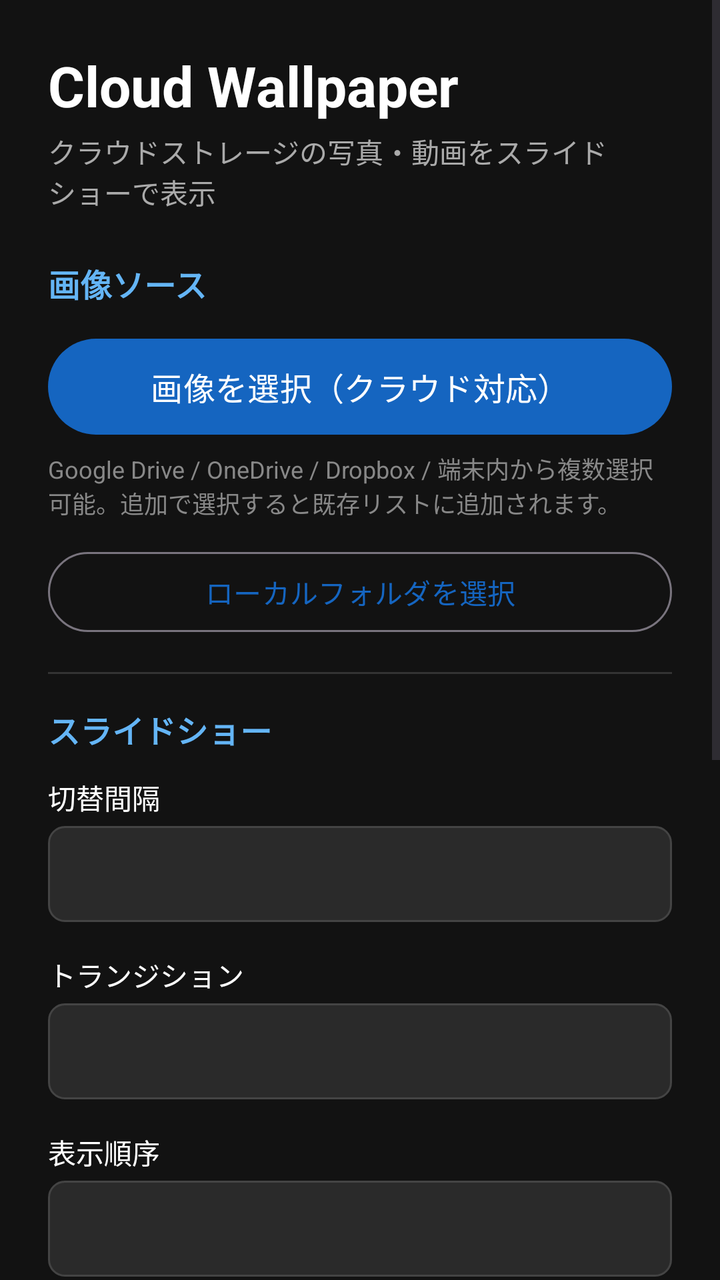
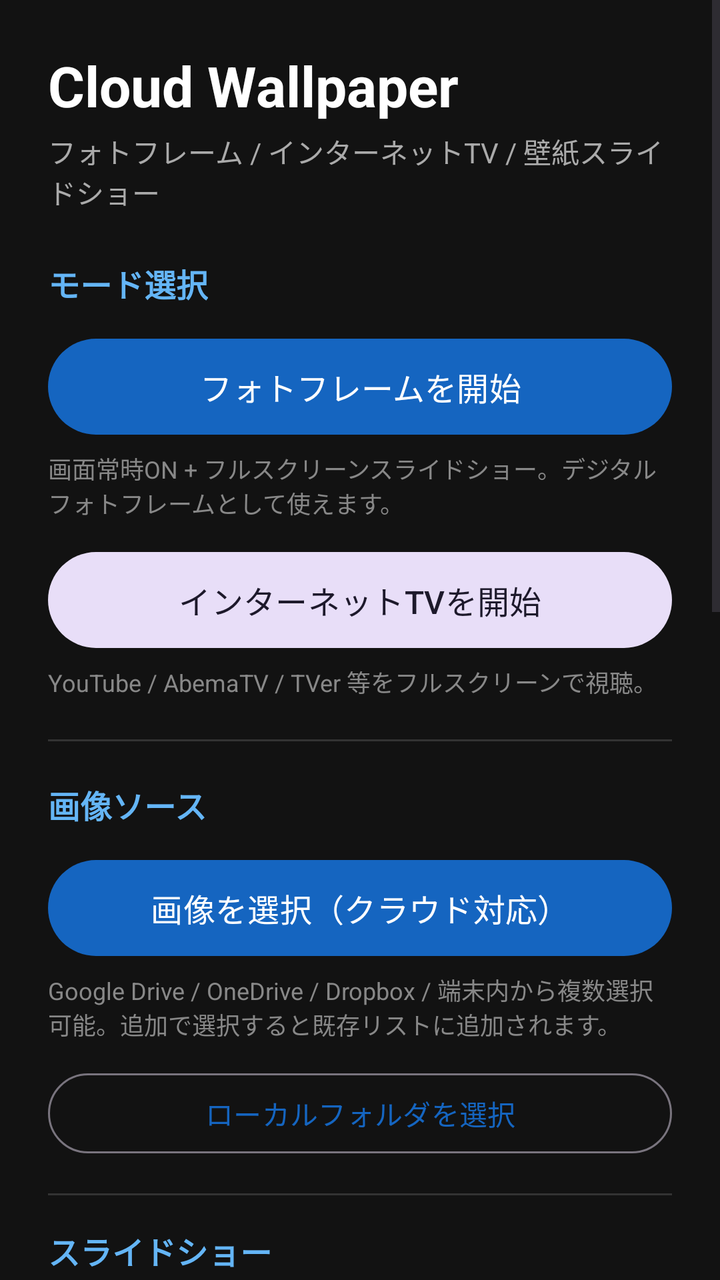

Screens rendered from an Android XML layout before and after an edit, with the pre-edit source and the edit as a unified diff.
<!-- AndroidManifest.xml: activity theme Theme.CloudWallpaper -->
<!-- res/layout/activity_settings.xml -->
<?xml version="1.0" encoding="utf-8"?>
<ScrollView
    xmlns:android="http://schemas.android.com/apk/res/android"
    android:layout_width="match_parent"
    android:layout_height="match_parent"
    android:background="#121212">

    <LinearLayout
        android:layout_width="match_parent"
        android:layout_height="wrap_content"
        android:orientation="vertical"
        android:padding="24dp">

        
        <TextView
            android:layout_width="wrap_content"
            android:layout_height="wrap_content"
            android:text="Cloud Wallpaper"
            android:textColor="#FFFFFF"
            android:textSize="28sp"
            android:textStyle="bold"
            android:layout_marginBottom="4dp" />

        <TextView
            android:layout_width="wrap_content"
            android:layout_height="wrap_content"
            android:text="@string/wallpaper_description"
            android:textColor="#AAAAAA"
            android:textSize="14sp"
            android:layout_marginBottom="24dp" />

        
        <TextView
            android:layout_width="wrap_content"
            android:layout_height="wrap_content"
            android:text="@string/section_source"
            android:textColor="#64B5F6"
            android:textSize="16sp"
            android:textStyle="bold"
            android:layout_marginBottom="12dp" />

        
        <com.google.android.material.button.MaterialButton
            android:id="@+id/btnSelectImages"
            android:layout_width="match_parent"
            android:layout_height="56dp"
            android:text="@string/select_images"
            android:textSize="16sp" />

        <TextView
            android:layout_width="wrap_content"
            android:layout_height="wrap_content"
            android:text="@string/select_images_desc"
            android:textColor="#888888"
            android:textSize="12sp"
            android:layout_marginTop="4dp" />

        
        <com.google.android.material.button.MaterialButton
            android:id="@+id/btnSelectFolder"
            android:layout_width="match_parent"
            android:layout_height="48dp"
            android:text="@string/select_folder"
            android:textSize="14sp"
            android:layout_marginTop="12dp"
            style="@style/Widget.Material3.Button.OutlinedButton" />

        
        <TextView
            android:id="@+id/tvImageCount"
            android:layout_width="wrap_content"
            android:layout_height="wrap_content"
            android:textColor="#81C784"
            android:textSize="14sp"
            android:layout_marginTop="12dp"
            android:visibility="gone" />

        
        <com.google.android.material.button.MaterialButton
            android:id="@+id/btnClearImages"
            android:layout_width="wrap_content"
            android:layout_height="40dp"
            android:text="@string/clear_images"
            android:textSize="12sp"
            android:layout_marginTop="8dp"
            android:visibility="gone"
            style="@style/Widget.Material3.Button.TextButton" />

        <View
            android:layout_width="match_parent"
            android:layout_height="1dp"
            android:background="#333333"
            android:layout_marginTop="16dp"
            android:layout_marginBottom="16dp" />

        
        <TextView
            android:layout_width="wrap_content"
            android:layout_height="wrap_content"
            android:text="@string/section_slideshow"
            android:textColor="#64B5F6"
            android:textSize="16sp"
            android:textStyle="bold"
            android:layout_marginBottom="12dp" />

        
        <TextView
            android:layout_width="wrap_content"
            android:layout_height="wrap_content"
            android:text="@string/interval"
            android:textColor="#FFFFFF"
            android:textSize="14sp"
            android:layout_marginBottom="4dp" />

        <Spinner
            android:id="@+id/spinnerInterval"
            android:layout_width="match_parent"
            android:layout_height="48dp"
            android:background="@drawable/spinner_bg"
            android:layout_marginBottom="16dp" />

        
        <TextView
            android:layout_width="wrap_content"
            android:layout_height="wrap_content"
            android:text="@string/transition"
            android:textColor="#FFFFFF"
            android:textSize="14sp"
            android:layout_marginBottom="4dp" />

        <Spinner
            android:id="@+id/spinnerTransition"
            android:layout_width="match_parent"
            android:layout_height="48dp"
            android:background="@drawable/spinner_bg"
            android:layout_marginBottom="16dp" />

        
        <TextView
            android:layout_width="wrap_content"
            android:layout_height="wrap_content"
            android:text="@string/order"
            android:textColor="#FFFFFF"
            android:textSize="14sp"
            android:layout_marginBottom="4dp" />

        <Spinner
            android:id="@+id/spinnerOrder"
            android:layout_width="match_parent"
            android:layout_height="48dp"
            android:background="@drawable/spinner_bg"
            android:layout_marginBottom="24dp" />

        
        <TextView
            android:layout_width="wrap_content"
            android:layout_height="wrap_content"
            android:text="@string/section_display"
            android:textColor="#64B5F6"
            android:textSize="16sp"
            android:textStyle="bold"
            android:layout_marginBottom="12dp" />

        <TextView
            android:layout_width="wrap_content"
            android:layout_height="wrap_content"
            android:text="@string/scale_mode"
            android:textColor="#FFFFFF"
            android:textSize="14sp"
            android:layout_marginBottom="4dp" />

        <Spinner
            android:id="@+id/spinnerScale"
            android:layout_width="match_parent"
            android:layout_height="48dp"
            android:background="@drawable/spinner_bg"
            android:layout_marginBottom="24dp" />

        
        <TextView
            android:layout_width="wrap_content"
            android:layout_height="wrap_content"
            android:text="@string/section_video"
            android:textColor="#64B5F6"
            android:textSize="16sp"
            android:textStyle="bold"
            android:layout_marginBottom="12dp" />

        <com.google.android.material.switchmaterial.SwitchMaterial
            android:id="@+id/switchVideo"
            android:layout_width="match_parent"
            android:layout_height="wrap_content"
            android:text="@string/enable_video"
            android:textColor="#FFFFFF"
            android:layout_marginBottom="8dp" />

        <LinearLayout
            android:id="@+id/layoutVideoOptions"
            android:layout_width="match_parent"
            android:layout_height="wrap_content"
            android:orientation="vertical"
            android:paddingStart="16dp"
            android:visibility="gone">

            <com.google.android.material.switchmaterial.SwitchMaterial
                android:id="@+id/switchMuteVideo"
                android:layout_width="match_parent"
                android:layout_height="wrap_content"
                android:text="@string/video_mute"
                android:textColor="#CCCCCC"
                android:layout_marginBottom="8dp" />

        </LinearLayout>

        <View
            android:layout_width="match_parent"
            android:layout_height="24dp" />

        
        <com.google.android.material.button.MaterialButton
            android:id="@+id/btnSetWallpaper"
            android:layout_width="match_parent"
            android:layout_height="56dp"
            android:text="@string/set_wallpaper"
            android:textSize="16sp"
            android:textStyle="bold" />

        <com.google.android.material.button.MaterialButton
            android:id="@+id/btnPreview"
            android:layout_width="match_parent"
            android:layout_height="48dp"
            android:text="@string/preview"
            android:textSize="14sp"
            android:layout_marginTop="8dp"
            style="@style/Widget.Material3.Button.TonalButton" />

        <View
            android:layout_width="match_parent"
            android:layout_height="32dp" />

    </LinearLayout>
</ScrollView>
<!-- resources referenced by this layout -->
<resources>
  <!-- drawable spinner_bg (drawable) -->
  <?xml version="1.0" encoding="utf-8"?>
  <shape xmlns:android="http://schemas.android.com/apk/res/android"
      android:shape="rectangle">
      <solid android:color="#2A2A2A" />
      <corners android:radius="8dp" />
      <padding
          android:left="12dp"
          android:right="12dp"
          android:top="8dp"
          android:bottom="8dp" />
      <stroke
          android:width="1dp"
          android:color="#444444" />
  </shape>
  <string name="clear_images">選択をクリア</string>
  <string name="enable_video">動画も表示</string>
  <string name="interval">切替間隔</string>
  <string name="order">表示順序</string>
  <string name="preview">プレビュー</string>
  <string name="scale_mode">スケーリング</string>
  <string name="section_display">表示設定</string>
  <string name="section_slideshow">スライドショー</string>
  <string name="section_source">画像ソース</string>
  <string name="section_video">動画設定</string>
  <string name="select_folder">ローカルフォルダを選択</string>
  <string name="select_images">画像を選択（クラウド対応）</string>
  <string name="select_images_desc">Google Drive / OneDrive / Dropbox / 端末内から複数選択可能。追加で選択すると既存リストに追加されます。</string>
  <string name="set_wallpaper">壁紙に設定</string>
  <string name="transition">トランジション</string>
  <string name="video_mute">動画をミュート</string>
  <string name="wallpaper_description">クラウドストレージの写真・動画をスライドショーで表示</string>
  <style name="Theme.CloudWallpaper" parent="Theme.Material3.DayNight.NoActionBar">
          <item name="colorPrimary">@color/primary</item>
          <item name="colorPrimaryContainer">@color/primary_container</item>
          <item name="colorOnPrimary">@color/on_primary</item>
          <item name="colorSecondary">@color/secondary</item>
      </style>
  <color name="primary">#1565C0</color>
  <color name="primary_container">#BBDEFB</color>
  <color name="on_primary">#FFFFFF</color>
  <color name="secondary">#5E35B1</color>
</resources>

<!-- the commit's change to res/layout/activity_settings.xml (unified diff, before → after) -->
@@ -28,6 +28,55 @@
             android:textColor="#AAAAAA"
             android:textSize="14sp"
             android:layout_marginBottom="24dp" />
+
+        
+        <TextView
+            android:layout_width="wrap_content"
+            android:layout_height="wrap_content"
+            android:text="@string/section_modes"
+            android:textColor="#64B5F6"
+            android:textSize="16sp"
+            android:textStyle="bold"
+            android:layout_marginBottom="12dp" />
+
+        <com.google.android.material.button.MaterialButton
+            android:id="@+id/btnPhotoFrame"
+            android:layout_width="match_parent"
+            android:layout_height="56dp"
+            android:text="@string/start_photo_frame"
+            android:textSize="16sp" />
+
+        <TextView
+            android:layout_width="wrap_content"
+            android:layout_height="wrap_content"
+            android:text="@string/photo_frame_desc"
+            android:textColor="#888888"
+            android:textSize="12sp"
+            android:layout_marginTop="4dp" />
+
+        <com.google.android.material.button.MaterialButton
+            android:id="@+id/btnInternetTv"
+            android:layout_width="match_parent"
+            android:layout_height="56dp"
+            android:text="@string/start_internet_tv"
+            android:textSize="16sp"
+            android:layout_marginTop="12dp"
+            style="@style/Widget.Material3.Button.TonalButton" />
+
+        <TextView
+            android:layout_width="wrap_content"
+            android:layout_height="wrap_content"
+            android:text="@string/internet_tv_desc"
+            android:textColor="#888888"
+            android:textSize="12sp"
+            android:layout_marginTop="4dp" />
+
+        <View
+            android:layout_width="match_parent"
+            android:layout_height="1dp"
+            android:background="#333333"
+            android:layout_marginTop="20dp"
+            android:layout_marginBottom="20dp" />
 
         
         <TextView
<!-- resource entries referenced after the edit -->
@@ -17,21 +17,26 @@
   </shape>
   <string name="clear_images">選択をクリア</string>
   <string name="enable_video">動画も表示</string>
+  <string name="internet_tv_desc">YouTube / AbemaTV / TVer 等をフルスクリーンで視聴。</string>
   <string name="interval">切替間隔</string>
   <string name="order">表示順序</string>
+  <string name="photo_frame_desc">画面常時ON + フルスクリーンスライドショー。デジタルフォトフレームとして使えます。</string>
   <string name="preview">プレビュー</string>
   <string name="scale_mode">スケーリング</string>
   <string name="section_display">表示設定</string>
+  <string name="section_modes">モード選択</string>
   <string name="section_slideshow">スライドショー</string>
   <string name="section_source">画像ソース</string>
   <string name="section_video">動画設定</string>
   <string name="select_folder">ローカルフォルダを選択</string>
   <string name="select_images">画像を選択（クラウド対応）</string>
   <string name="select_images_desc">Google Drive / OneDrive / Dropbox / 端末内から複数選択可能。追加で選択すると既存リストに追加されます。</string>
-  <string name="set_wallpaper">壁紙に設定</string>
+  <string name="set_wallpaper">ライブ壁紙に設定</string>
+  <string name="start_internet_tv">インターネットTVを開始</string>
+  <string name="start_photo_frame">フォトフレームを開始</string>
   <string name="transition">トランジション</string>
   <string name="video_mute">動画をミュート</string>
-  <string name="wallpaper_description">クラウドストレージの写真・動画をスライドショーで表示</string>
+  <string name="wallpaper_description">フォトフレーム / インターネットTV / 壁紙スライドショー</string>
   <style name="Theme.CloudWallpaper" parent="Theme.Material3.DayNight.NoActionBar">
           <item name="colorPrimary">@color/primary</item>
           <item name="colorPrimaryContainer">@color/primary_container</item>
